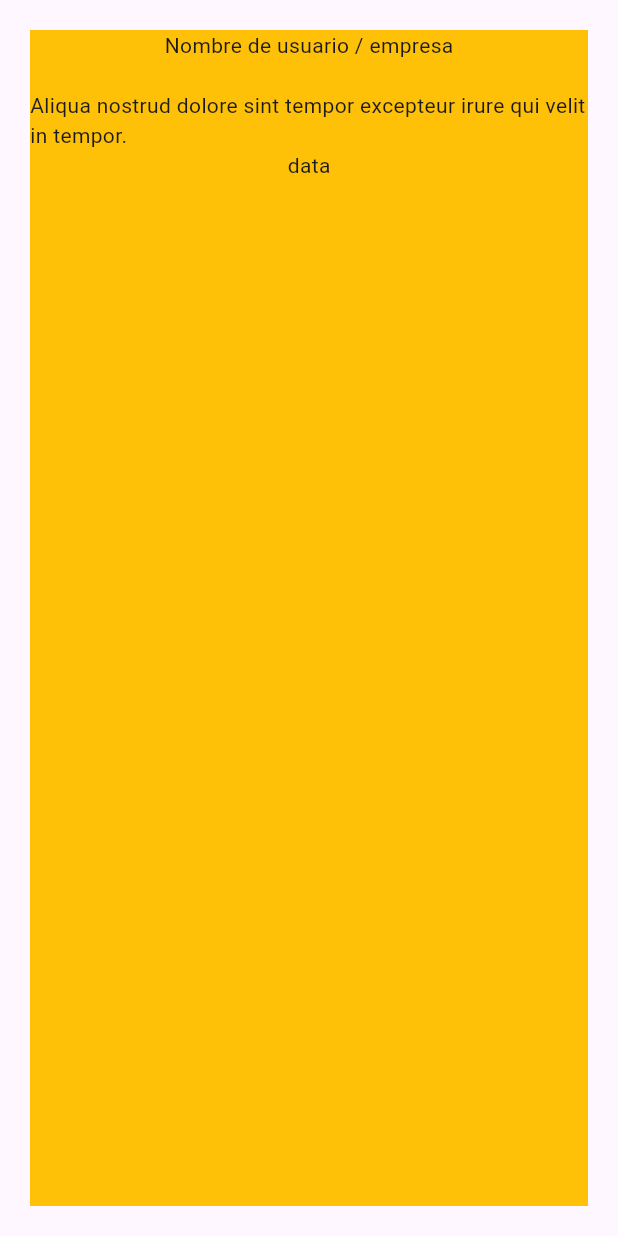
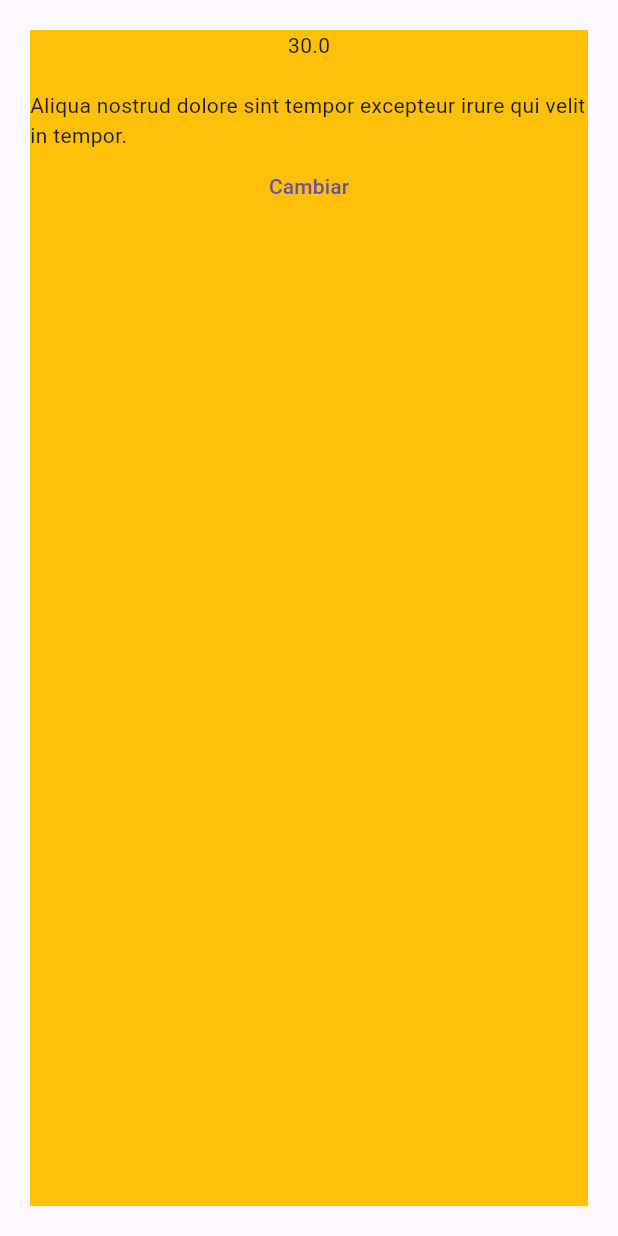
Before and after one commit to Jhonnyjpe/kedaapp, a Flutter app: the screen it shows after launch, on a phone screen of 412 x 824 dp. Run offline on Flutter 3.47's test engine with Material 3 defaults, Android fonts, the phone set to English and light mode, and no system bars.

Commit message:
16.11.2023

```diff
--- a/lib/main.dart
+++ b/lib/main.dart
@@ -1,5 +1,7 @@
 import 'package:flutter/material.dart';
+import 'package:keda/presentation/providers/reservation_provider.dart';
 import 'package:keda/presentation/screens/reservation_time_screen.dart';
+import 'package:provider/provider.dart';
 
 void main() => runApp(const MyApp());
 
@@ -8,11 +10,18 @@ class MyApp extends StatelessWidget {
 
   @override
   Widget build(BuildContext context) {
-    return MaterialApp(
-      debugShowCheckedModeBanner: false,
-      theme: ThemeData(useMaterial3: true),
-      title: 'Material App',
-      home: ReservationTimeScreen(),
+    return MultiProvider(
+      providers: [
+        ChangeNotifierProvider(
+          create: (_) => ReservationProvider(),
+        )
+      ],
+      child: MaterialApp(
+        debugShowCheckedModeBanner: false,
+        theme: ThemeData(useMaterial3: true),
+        title: 'Material App',
+        home: ReservationTimeScreen(),
+      ),
     );
   }
 }
--- /dev/null
+++ b/lib/presentation/providers/reservation_provider.dart
@@ -0,0 +1,20 @@
+import 'package:flutter/material.dart';
+
+class ReservationProvider extends ChangeNotifier {
+  double _minutesReservation = 30;
+  DateTime _dayReservation = DateTime.now();
+  DateTime _initialReservation = DateTime.now();
+
+  double get minutesReservation => _minutesReservation;
+  DateTime get dayReservation => _dayReservation;
+  DateTime get initialReservation => _initialReservation;
+
+  void actualizarDatos(double minutesReservation, DateTime dayReservation,
+      DateTime initialReservation) {
+    _minutesReservation = minutesReservation;
+    _dayReservation = dayReservation;
+    _initialReservation = initialReservation;
+
+    notifyListeners();
+  }
+}
--- a/lib/presentation/screens/reservation_time_screen.dart
+++ b/lib/presentation/screens/reservation_time_screen.dart
@@ -1,20 +1,25 @@
 import 'package:flutter/material.dart';
+import 'package:keda/presentation/providers/reservation_provider.dart';
+import 'package:provider/provider.dart';
 
 class ReservationTimeScreen extends StatelessWidget {
   const ReservationTimeScreen({super.key});
 
   @override
   Widget build(BuildContext context) {
+    final reservation = context.watch<ReservationProvider>();
+    final String minutos = reservation.minutesReservation.toString();
+
     return Material(
       child: SafeArea(
-        minimum: EdgeInsets.all(20),
+        minimum: const EdgeInsets.all(20),
         child: Container(
           color: Colors.amber,
           child: Column(
             children: [
               Column(
                 children: [
-                  Text('Nombre de usuario / empresa'),
+                  Text(minutos),
                   SizedBox(
                     height: 20,
                   ),
@@ -22,7 +27,14 @@ class ReservationTimeScreen extends StatelessWidget {
                       'Aliqua nostrud dolore sint tempor excepteur irure qui velit in tempor.'),
                 ],
               ),
-              Text('data')
+              TextButton(
+                  onPressed: () {
+                    reservation.actualizarDatos(
+                        50, DateTime.now(), DateTime.now());
+                  },
+                  child: Text(
+                    'Cambiar',
+                  ))
             ],
           ),
         ),
```
Also changed, not shown: lib/domain/entities/reservation.dart (added, +11 -0 lines), pubspec.yaml (+4 -12 lines), pubspec.lock.
